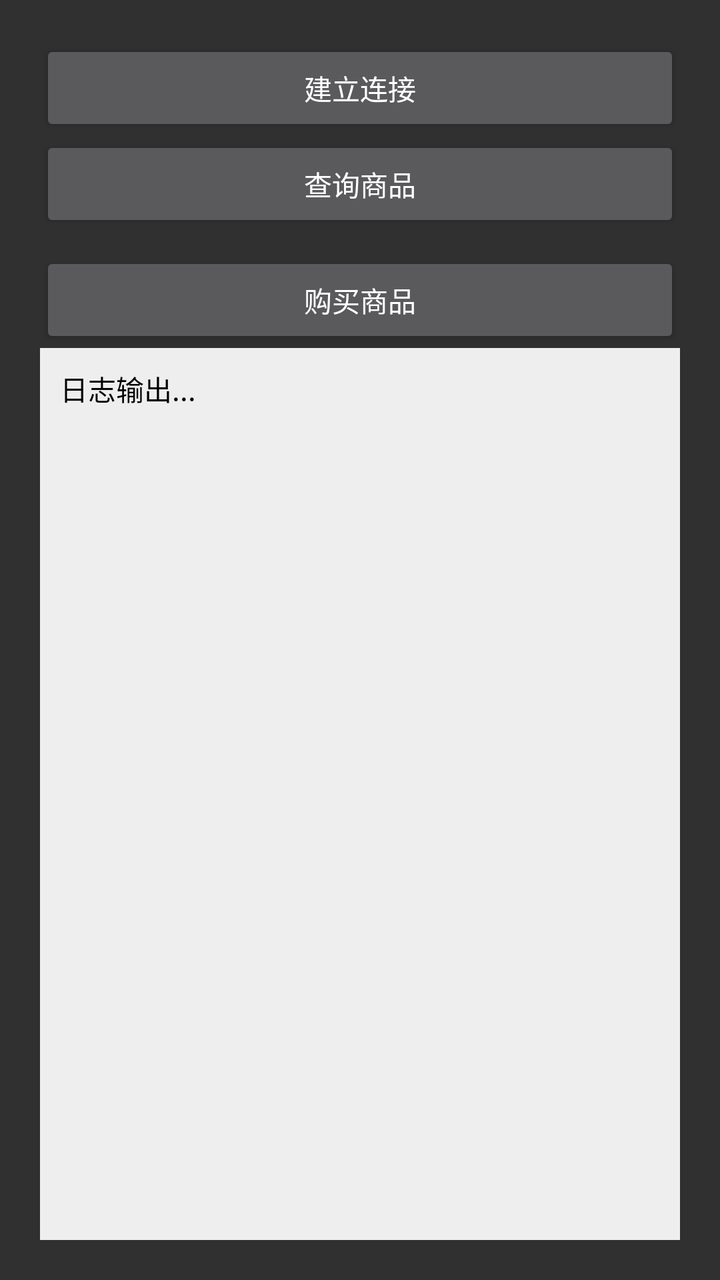
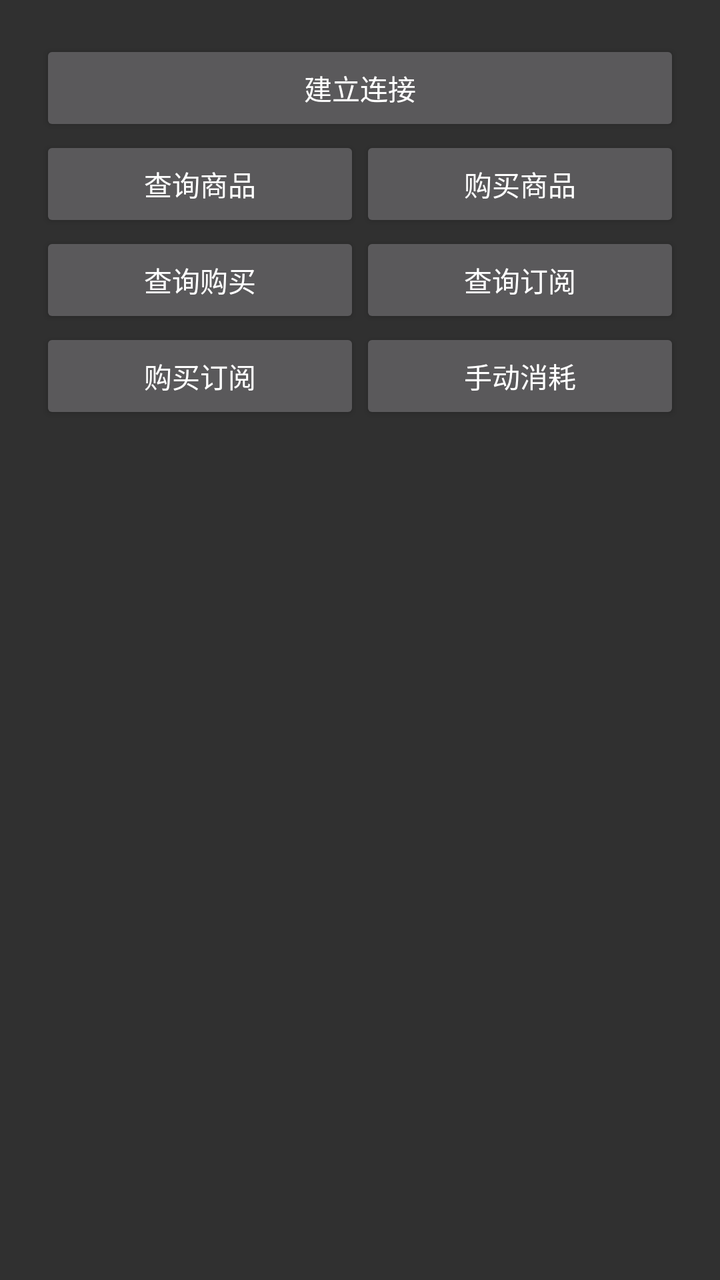

The first picture is an Android layout as it rendered before a commit; the second is the same layout after the commit. The layout source and the unified diff follow.
<!-- AndroidManifest.xml: activity theme Theme.AppCompat -->
<!-- res/layout/activity_billing_test.xml -->
<?xml version="1.0" encoding="utf-8"?>
<LinearLayout xmlns:android="http://schemas.android.com/apk/res/android"
    android:layout_width="match_parent"
    android:layout_height="match_parent"
    android:orientation="vertical"
    android:padding="20dp">

    <Button
        android:id="@+id/btnStartConnect"
        android:layout_width="match_parent"
        android:layout_height="wrap_content"
        android:text="建立连接" />

    <Button
        android:id="@+id/btnQuery"
        android:layout_width="match_parent"
        android:layout_height="wrap_content"
        android:text="查询商品" />

    <Button
        android:id="@+id/btnBuy"
        android:layout_width="match_parent"
        android:layout_height="wrap_content"
        android:text="购买商品"
        android:layout_marginTop="10dp"/>

    <TextView
        android:id="@+id/tvLog"
        android:layout_width="match_parent"
        android:layout_height="0dp"
        android:layout_weight="1"
        android:padding="10dp"
        android:background="#EEEEEE"
        android:textColor="@color/black"
        android:textSize="14sp"
        android:text="日志输出...\n"
        android:scrollbars="vertical"/>
</LinearLayout>
<!-- resources referenced by this layout -->
<resources>
  <color name="black">#FF000000</color>
</resources>

<!-- the commit's change to res/layout/activity_billing_test.xml (unified diff, before → after) -->
@@ -11,28 +11,88 @@
         android:layout_height="wrap_content"
         android:text="建立连接" />
 
-    <Button
-        android:id="@+id/btnQuery"
+    <LinearLayout
         android:layout_width="match_parent"
         android:layout_height="wrap_content"
-        android:text="查询商品" />
+        android:orientation="horizontal">
 
-    <Button
-        android:id="@+id/btnBuy"
+        <Button
+            android:id="@+id/btnQuery"
+            android:layout_width="0dp"
+            android:layout_height="wrap_content"
+            android:layout_weight="1"
+            android:text="查询商品" />
+
+        <Button
+            android:id="@+id/btnBuy"
+            android:layout_width="0dp"
+            android:layout_height="wrap_content"
+            android:layout_weight="1"
+            android:text="购买商品" />
+    </LinearLayout>
+
+
+
+    <LinearLayout
         android:layout_width="match_parent"
         android:layout_height="wrap_content"
-        android:text="购买商品"
-        android:layout_marginTop="10dp"/>
+        android:orientation="horizontal">
 
-    <TextView
-        android:id="@+id/tvLog"
+        <Button
+            android:id="@+id/queryBuy"
+            android:layout_width="0dp"
+            android:layout_weight="1"
+            android:layout_height="wrap_content"
+            android:text="查询购买" />
+
+        <Button
+            android:id="@+id/btnQuerySubs"
+            android:layout_width="0dp"
+            android:layout_weight="1"
+            android:layout_height="wrap_content"
+            android:text="查询订阅" />
+
+    </LinearLayout>
+
+    <LinearLayout
+        android:layout_width="match_parent"
+        android:layout_height="wrap_content"
+        android:orientation="horizontal">
+        <Button
+            android:id="@+id/buySubs"
+            android:layout_width="0dp"
+            android:layout_weight="1"
+            android:layout_height="wrap_content"
+            android:text="购买订阅" />
+
+        <Button
+            android:id="@+id/handConsumeProduct"
+            android:layout_width="0dp"
+            android:layout_weight="1"
+            android:layout_height="wrap_content"
+            android:text="手动消耗" />
+    </LinearLayout>
+
+
+
+    
+    
+    
+    
+    
+    
+    
+    
+    
+    
+    
+
+    <ListView
+        android:id="@+id/list_view"
         android:layout_width="match_parent"
         android:layout_height="0dp"
         android:layout_weight="1"
-        android:padding="10dp"
-        android:background="#EEEEEE"
-        android:textColor="@color/black"
-        android:textSize="14sp"
-        android:text="日志输出...\n"
-        android:scrollbars="vertical"/>
+        android:divider="@android:color/darker_gray"
+        android:dividerHeight="1dp" />
+
 </LinearLayout>
<!-- resource entries referenced after the edit -->
@@ -1,5 +1,5 @@
 <!-- resources referenced by this layout -->
 <resources>
-  <color name="black">#FF000000</color>
+
 </resources>
 
